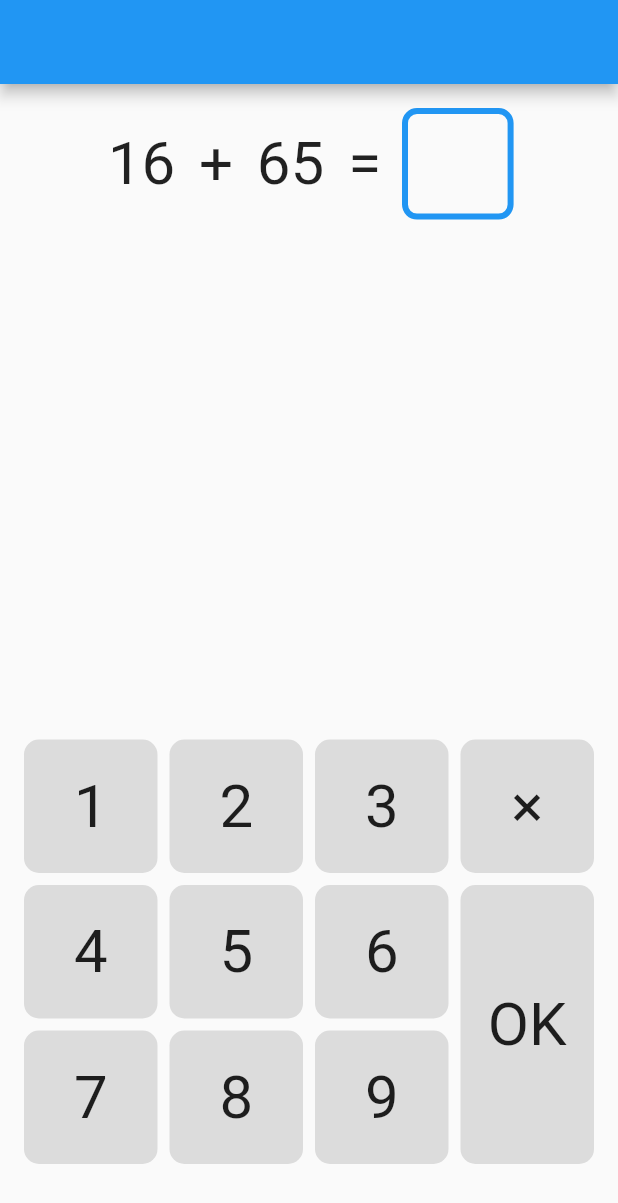
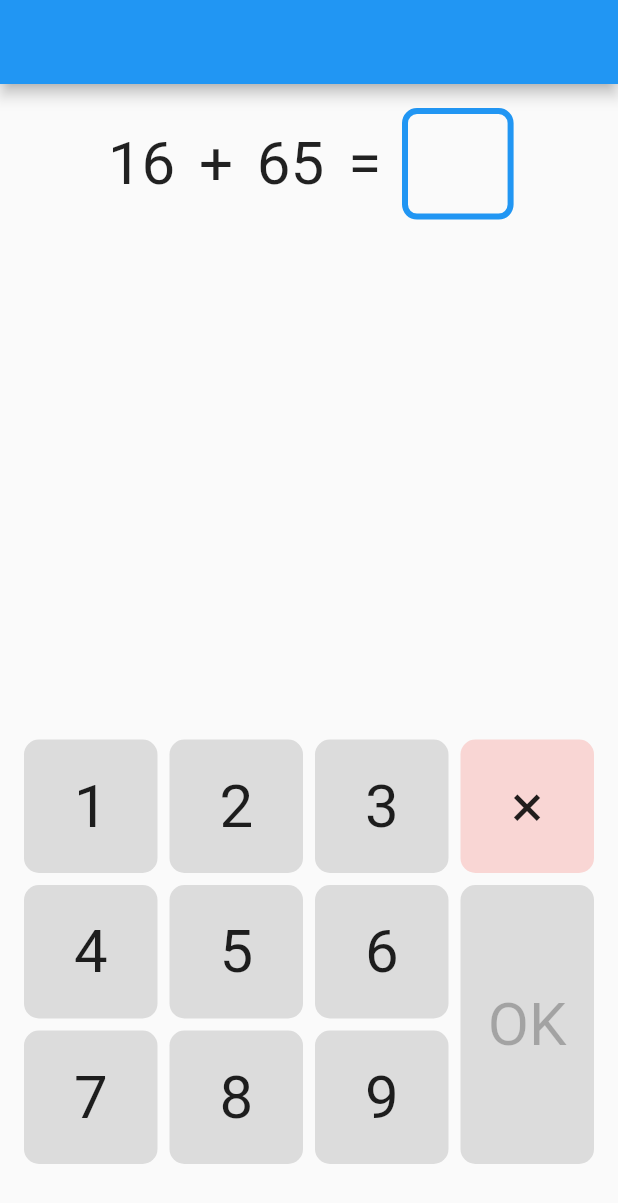
Before and after one commit to chooyan-eng/EverydayMath, a Flutter app: the screen it shows after launch, on a phone screen of 412 x 824 dp. Shown: the top 1203 px of the screen. Run offline on Flutter 3.47's test engine with Material 2 defaults, Android fonts, the phone set to English and light mode, and no system bars.

Commit message:
キーボードのスタイルを修正

```diff
--- a/lib/view/question_page.dart
+++ b/lib/view/question_page.dart
@@ -85,7 +85,7 @@ class QuestionPage extends StatelessWidget {
                         width: keySize,
                         height: keySize,
                         decoration: BoxDecoration(
-                          color: Colors.black12,
+                          color: Colors.red.withAlpha(50),
                           borderRadius: BorderRadius.circular(10),
                         ),
                         child: Center(
@@ -100,11 +100,17 @@ class QuestionPage extends StatelessWidget {
                         width: keySize,
                         height: keySize * 2 + 8,
                         decoration: BoxDecoration(
-                          color: Colors.black12,
+                          color: bloc.isSubmittable ? Colors.blue.withAlpha(160) : Colors.black12,
                           borderRadius: BorderRadius.circular(10),
                         ),
                         child: Center(
-                          child: Text('OK', style: TextStyle(fontSize: 40)),
+                          child: Text(
+                            'OK',
+                            style: TextStyle(
+                              fontSize: 40,
+                              color: bloc.isSubmittable ? Colors.white : Colors.black26,
+                            ),
+                          ),
                         ),
                       ),
                     ),
```
